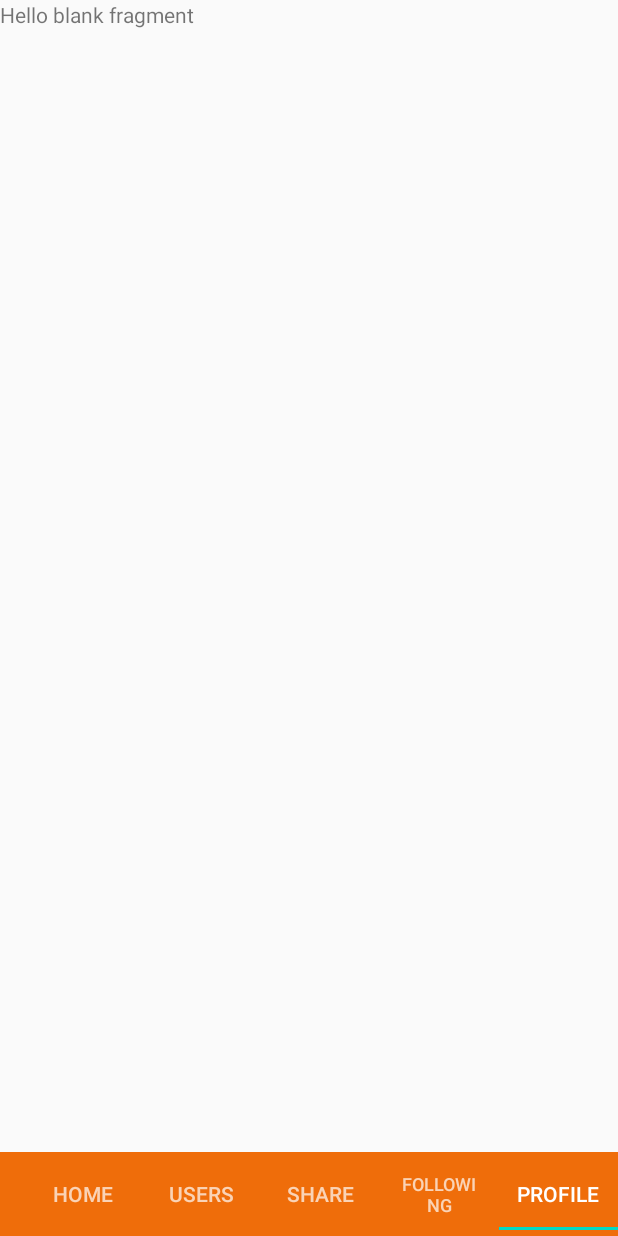
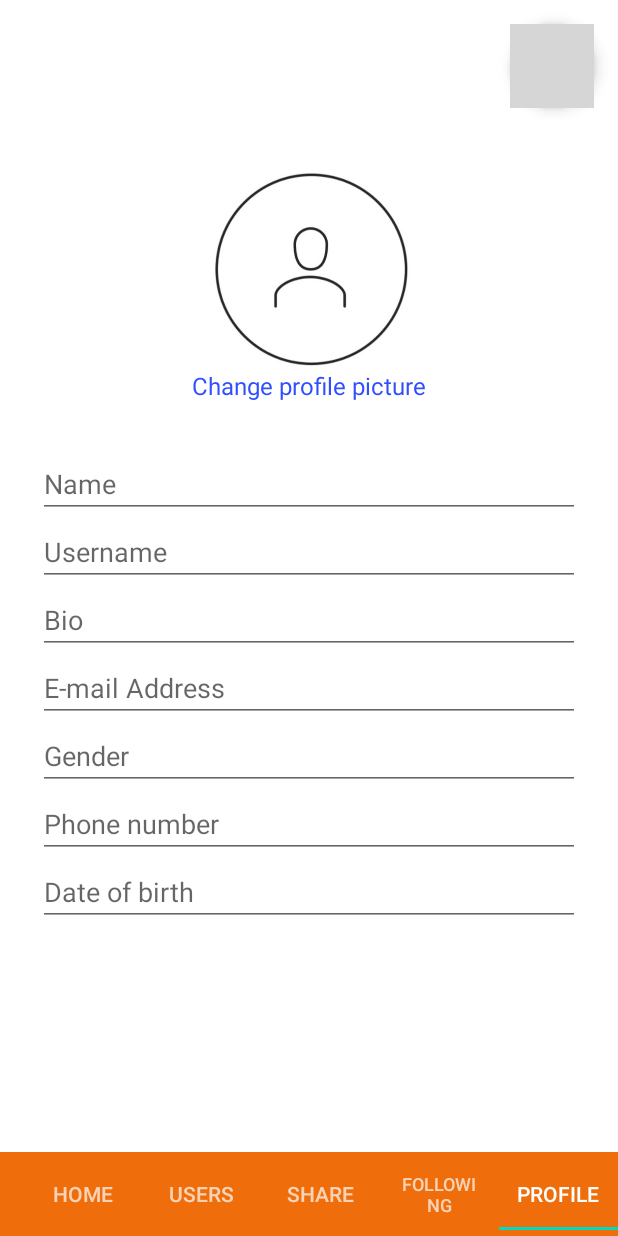
Before and after one commit to ut-ka-rs-h/Instabook, an Android app: the SocialMediaActivity screen opened directly, with no data from a screen before it, item 5 of the bottom bar chosen, on a phone screen of 412 x 824 dp. Run offline under Robolectric (Android 15) with nearby library versions, the phone set to English and light mode, and no system bars; Roboto replaces fonts that are not available here; grey boxes are pictures that could not be loaded.

```diff
--- a/app/src/main/java/com/practice/instagramclone/SignUp.java
+++ b/app/src/main/java/com/practice/instagramclone/SignUp.java
@@ -31,8 +31,8 @@ public class SignUp extends AppCompatActivity implements View.OnClickListener {
 
 
 
-        edtEmail = findViewById(R.id.edtEmail);
-        edtUserName = findViewById(R.id.edtName);
+        edtEmail = findViewById(R.id.edtEmailPT);
+        edtUserName = findViewById(R.id.edtNamePT);
         edtPassword = findViewById(R.id.edtPassword);
         btnSignUp = findViewById(R.id.btnSignUp);
         txtLogin = findViewById(R.id.txtLogin);
--- a/app/src/main/res/layout/activity_social_media.xml
+++ b/app/src/main/res/layout/activity_social_media.xml
@@ -1,9 +1,9 @@
 <?xml version="1.0" encoding="utf-8"?>
 <RelativeLayout xmlns:android="http://schemas.android.com/apk/res/android"
+    xmlns:app="http://schemas.android.com/apk/res-auto"
     xmlns:tools="http://schemas.android.com/tools"
     android:layout_width="match_parent"
-    android:layout_height="match_parent"
-    xmlns:app="http://schemas.android.com/apk/res-auto"
+    android:layout_height="wrap_content"
     tools:context=".SocialMediaActivity">
 
     <androidx.appcompat.widget.Toolbar
@@ -16,7 +16,7 @@
         android:layout_marginStart="0dp"
         android:layout_marginEnd="0dp"
         android:layout_marginBottom="0dp"
-        android:background="?attr/colorPrimary"
+        android:background="@color/colorPrimary"
         android:theme="@style/ThemeOverlay.AppCompat.ActionBar"
         app:popupTheme="@style/ThemeOverlay.AppCompat.Light">
 
@@ -32,6 +32,10 @@
         android:id="@+id/viewPager"
         android:layout_width="match_parent"
         android:layout_height="wrap_content"
-        android:layout_above="@+id/myToolbar"/>
+        android:layout_above="@+id/myToolbar"
+        android:layout_alignParentStart="true"
+        android:layout_alignParentEnd="true"
+        android:layout_marginStart="0dp"
+        android:layout_marginEnd="0dp" />
 
 </RelativeLayout>
--- a/app/src/main/res/layout/fragment_profile_tab.xml
+++ b/app/src/main/res/layout/fragment_profile_tab.xml
@@ -1,14 +1,135 @@
 <?xml version="1.0" encoding="utf-8"?>
-<FrameLayout xmlns:android="http://schemas.android.com/apk/res/android"
+<androidx.constraintlayout.widget.ConstraintLayout xmlns:android="http://schemas.android.com/apk/res/android"
+    xmlns:app="http://schemas.android.com/apk/res-auto"
     xmlns:tools="http://schemas.android.com/tools"
     android:layout_width="match_parent"
     android:layout_height="match_parent"
+    android:background="#ffffff"
     tools:context=".ProfileTab">
 
-    <!-- TODO: Update blank fragment layout -->
+    <EditText
+        android:id="@+id/edtNamePT"
+        android:layout_width="0dp"
+        android:layout_height="wrap_content"
+        android:layout_marginStart="25dp"
+        android:layout_marginTop="300dp"
+        android:layout_marginEnd="25dp"
+        android:ems="10"
+        android:hint="Name"
+        android:inputType="textPersonName"
+        app:layout_constraintEnd_toEndOf="parent"
+        app:layout_constraintHorizontal_bias="0.0"
+        app:layout_constraintStart_toStartOf="parent"
+        app:layout_constraintTop_toTopOf="parent" />
+
+    <EditText
+        android:id="@+id/edtUsernamePT"
+        android:layout_width="0dp"
+        android:layout_height="wrap_content"
+        android:layout_marginStart="25dp"
+        android:layout_marginEnd="25dp"
+        android:ems="10"
+        android:hint="Username"
+        android:inputType="textPersonName"
+        app:layout_constraintEnd_toEndOf="parent"
+        app:layout_constraintStart_toStartOf="parent"
+        app:layout_constraintTop_toBottomOf="@+id/edtNamePT" />
+
+    <EditText
+        android:id="@+id/edtBioPT"
+        android:layout_width="0dp"
+        android:layout_height="wrap_content"
+        android:layout_marginStart="25dp"
+        android:layout_marginEnd="25dp"
+        android:ems="10"
+        android:hint="Bio"
+        android:inputType="textPersonName"
+        app:layout_constraintEnd_toEndOf="parent"
+        app:layout_constraintStart_toStartOf="parent"
+        app:layout_constraintTop_toBottomOf="@+id/edtUsernamePT" />
+
+    <EditText
+        android:id="@+id/edtEmailPT"
+        android:layout_width="0dp"
+        android:layout_height="wrap_content"
+        android:layout_marginStart="25dp"
+        android:layout_marginEnd="25dp"
+        android:ems="10"
+        android:hint="E-mail Address"
+        android:inputType="textPersonName"
+        app:layout_constraintEnd_toEndOf="parent"
+        app:layout_constraintStart_toStartOf="parent"
+        app:layout_constraintTop_toBottomOf="@+id/edtBioPT" />
+
+    <EditText
+        android:id="@+id/edtGenderPT"
+        android:layout_width="0dp"
+        android:layout_height="wrap_content"
+        android:layout_marginStart="25dp"
+        android:layout_marginEnd="25dp"
+        android:ems="10"
+        android:hint="Gender"
+        android:inputType="textPersonName"
+        app:layout_constraintEnd_toEndOf="parent"
+        app:layout_constraintStart_toStartOf="parent"
+        app:layout_constraintTop_toBottomOf="@+id/edtEmailPT" />
+
+    <EditText
+        android:id="@+id/edtPhoneNumberPT"
+        android:layout_width="0dp"
+        android:layout_height="wrap_content"
+        android:layout_marginStart="25dp"
+        android:layout_marginEnd="25dp"
+        android:ems="10"
+        android:hint="Phone number"
+        android:inputType="textPersonName"
+        app:layout_constraintEnd_toEndOf="parent"
+        app:layout_constraintStart_toStartOf="parent"
+        app:layout_constraintTop_toBottomOf="@+id/edtGenderPT" />
+
+    <EditText
+        android:id="@+id/edtDOBPT"
+        android:layout_width="0dp"
+        android:layout_height="wrap_content"
+        android:layout_marginStart="25dp"
+        android:layout_marginEnd="25dp"
+        android:ems="10"
+        android:hint="Date of birth"
+        android:inputType="textPersonName"
+        app:layout_constraintEnd_toEndOf="parent"
+        app:layout_constraintHorizontal_bias="0.502"
+        app:layout_constraintStart_toStartOf="parent"
+        app:layout_constraintTop_toBottomOf="@+id/edtPhoneNumberPT" />
+
     <TextView
-        android:layout_width="match_parent"
-        android:layout_height="match_parent"
-        android:text="@string/hello_blank_fragment" />
+        android:id="@+id/txtCPP"
+        android:layout_width="wrap_content"
+        android:layout_height="wrap_content"
+        android:layout_marginBottom="32dp"
+        android:text="Change profile picture"
+        android:textColor="#304FFE"
+        android:textSize="16sp"
+        app:layout_constraintBottom_toTopOf="@+id/edtNamePT"
+        app:layout_constraintEnd_toEndOf="parent"
+        app:layout_constraintStart_toStartOf="parent" />
 
-</FrameLayout>
+    <com.google.android.material.floatingactionbutton.FloatingActionButton
+        android:id="@+id/fabUpdatePT"
+        android:layout_width="wrap_content"
+        android:layout_height="wrap_content"
+        android:layout_marginTop="16dp"
+        android:layout_marginEnd="16dp"
+        android:clickable="true"
+        android:src="@drawable/ic_check_black_24dp"
+        app:layout_constraintEnd_toEndOf="parent"
+        app:layout_constraintTop_toTopOf="parent" />
+
+    <ImageView
+        android:id="@+id/imageView2"
+        android:layout_width="wrap_content"
+        android:layout_height="wrap_content"
+        android:src="@drawable/login"
+        app:layout_constraintBottom_toTopOf="@+id/txtCPP"
+        app:layout_constraintEnd_toEndOf="parent"
+        app:layout_constraintStart_toStartOf="parent" />
+</androidx.constraintlayout.widget.ConstraintLayout>
```
Also changed, not shown: app/src/main/java/com/practice/instagramclone/LoginActivity.java (+5 -3 lines), app/src/main/java/com/practice/instagramclone/ProfileTab.java (+83 -41 lines), app/src/main/res/layout/activity_sign_up.xml (+4 -4 lines).
